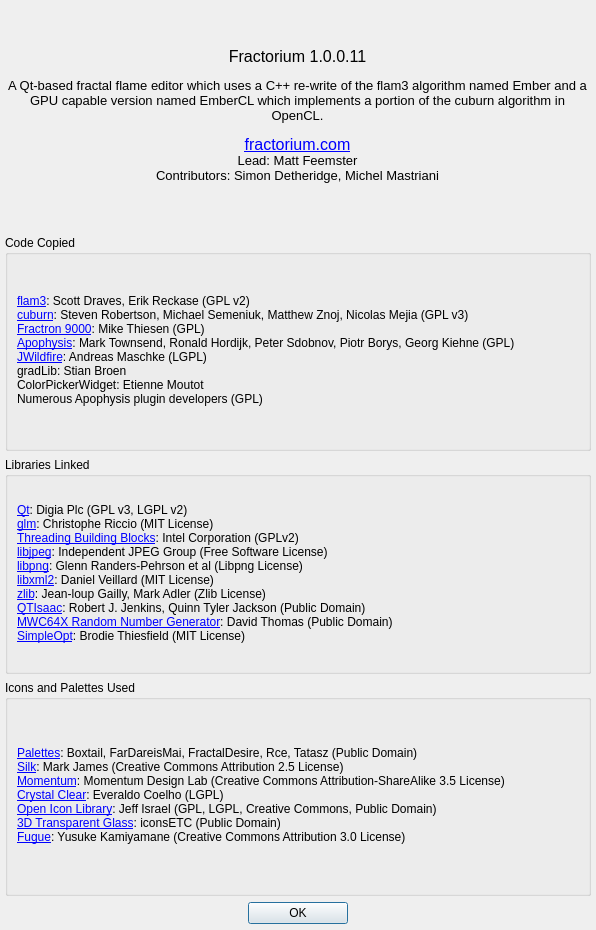
The window that Source/Fractorium/AboutDialog.ui (typpos/fractorium) describes before a commit, drawn with Qt 5.
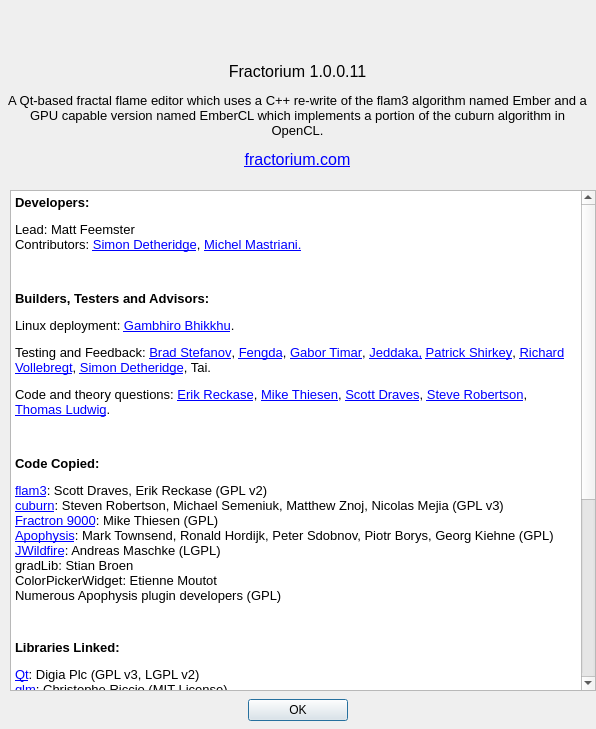
The same window after the commit.

Commit message:
--User changes  -New look for the About dialog, it was growing too large before. More work to be done on it in a follow up commit.
--Bug fixes
 -Fix build with new glm, no longer uses type_int.hpp.

```diff
--- a/Source/Fractorium/AboutDialog.ui
+++ b/Source/Fractorium/AboutDialog.ui
@@ -7,7 +7,7 @@
     <x>0</x>
     <y>0</y>
     <width>596</width>
-    <height>930</height>
+    <height>729</height>
    </rect>
   </property>
   <property name="sizePolicy">
@@ -58,7 +58,7 @@
     <enum>QFrame::NoFrame</enum>
    </property>
    <property name="text">
-    <string>&lt;html&gt;&lt;head/&gt;&lt;body&gt;&lt;p align=&quot;center&quot;&gt;Fractorium 1.0.0.11&lt;/p&gt;&lt;p align=&quot;center&quot;&gt;&lt;span style=&quot; font-size:10pt;&quot;&gt;A Qt-based fractal flame editor which uses a C++ re-write of the flam3 algorithm named Ember and a GPU capable version named EmberCL which implements a portion of the cuburn algorithm in OpenCL.&lt;/span&gt;&lt;/p&gt;&lt;p align=&quot;center&quot;&gt;&lt;a href=&quot;http://fractorium.com&quot;&gt;&lt;span style=&quot; text-decoration: underline; color:#0000ff;&quot;&gt;fractorium.com&lt;/span&gt;&lt;/a&gt;&lt;span style=&quot; font-size:10pt;&quot;&gt;&lt;br/&gt;Lead: Matt Feemster&lt;br/&gt;Contributors: Simon Detheridge, Michel Mastriani&lt;/span&gt;&lt;/p&gt;&lt;/body&gt;&lt;/html&gt;</string>
+    <string>&lt;html&gt;&lt;head/&gt;&lt;body&gt;&lt;p align=&quot;center&quot;&gt;Fractorium 1.0.0.11&lt;/p&gt;&lt;p align=&quot;center&quot;&gt;&lt;span style=&quot; font-size:10pt;&quot;&gt;A Qt-based fractal flame editor which uses a C++ re-write of the flam3 algorithm named Ember and a GPU capable version named EmberCL which implements a portion of the cuburn algorithm in OpenCL.&lt;/span&gt;&lt;/p&gt;&lt;p align=&quot;center&quot;&gt;&lt;a href=&quot;http://fractorium.com&quot;&gt;&lt;span style=&quot; text-decoration: underline; color:#0000ff;&quot;&gt;fractorium.com&lt;/span&gt;&lt;/a&gt;&lt;/p&gt;&lt;/body&gt;&lt;/html&gt;</string>
    </property>
    <property name="textFormat">
     <enum>Qt::RichText</enum>
@@ -85,170 +85,43 @@
   <widget class="QWidget" name="verticalLayoutWidget">
    <property name="geometry">
     <rect>
-     <x>5</x>
-     <y>235</y>
+     <x>10</x>
+     <y>190</y>
      <width>586</width>
-     <height>661</height>
+     <height>501</height>
     </rect>
    </property>
    <layout class="QVBoxLayout" name="AboutVerticalLayout">
     <item>
-     <widget class="QGroupBox" name="CodeCopiedGroupBox">
-      <property name="sizePolicy">
-       <sizepolicy hsizetype="Preferred" vsizetype="MinimumExpanding">
-        <horstretch>0</horstretch>
-        <verstretch>0</verstretch>
-       </sizepolicy>
+     <widget class="QTextEdit" name="CreditsTextBox">
+      <property name="tabChangesFocus">
+       <bool>true</bool>
       </property>
-      <property name="minimumSize">
-       <size>
-        <width>0</width>
-        <height>0</height>
-       </size>
+      <property name="readOnly">
+       <bool>true</bool>
       </property>
-      <property name="title">
-       <string>Code Copied</string>
+      <property name="html">
+       <string>&lt;!DOCTYPE HTML PUBLIC &quot;-//W3C//DTD HTML 4.0//EN&quot; &quot;http://www.w3.org/TR/REC-html40/strict.dtd&quot;&gt;
+&lt;html&gt;&lt;head&gt;&lt;meta name=&quot;qrichtext&quot; content=&quot;1&quot; /&gt;&lt;style type=&quot;text/css&quot;&gt;
+p, li { white-space: pre-wrap; }
+&lt;/style&gt;&lt;/head&gt;&lt;body style=&quot; font-family:'MS Shell Dlg 2'; font-size:7.875pt; font-weight:400; font-style:normal;&quot;&gt;
+&lt;p style=&quot; margin-top:12px; margin-bottom:12px; margin-left:0px; margin-right:0px; -qt-block-indent:0; text-indent:0px;&quot;&gt;&lt;span style=&quot; font-size:10pt; font-weight:600;&quot;&gt;Developers:&lt;/span&gt;&lt;/p&gt;
+&lt;p style=&quot; margin-top:12px; margin-bottom:12px; margin-left:0px; margin-right:0px; -qt-block-indent:0; text-indent:0px;&quot;&gt;&lt;span style=&quot; font-size:10pt;&quot;&gt;Lead: Matt Feemster&lt;br /&gt;Contributors: &lt;/span&gt;&lt;a href=&quot;http://blog.highlyillogical.org/&quot;&gt;&lt;span style=&quot; font-size:10pt; text-decoration: underline; color:#0000ff;&quot;&gt;Simon Detheridge&lt;/span&gt;&lt;/a&gt;&lt;span style=&quot; font-size:10pt;&quot;&gt;, &lt;/span&gt;&lt;a href=&quot;https://www.deviantart.com/triptychaos&quot;&gt;&lt;span style=&quot; font-size:10pt; text-decoration: underline; color:#0000ff;&quot;&gt;Michel Mastriani.&lt;/span&gt;&lt;/a&gt;&lt;/p&gt;
+&lt;p style=&quot;-qt-paragraph-type:empty; margin-top:12px; margin-bottom:12px; margin-left:0px; margin-right:0px; -qt-block-indent:0; text-indent:0px; font-size:10pt;&quot;&gt;&lt;br /&gt;&lt;/p&gt;
+&lt;p style=&quot; margin-top:12px; margin-bottom:12px; margin-left:0px; margin-right:0px; -qt-block-indent:0; text-indent:0px;&quot;&gt;&lt;span style=&quot; font-size:10pt; font-weight:600;&quot;&gt;Builders, Testers and Advisors:&lt;/span&gt;&lt;/p&gt;
+&lt;p style=&quot; margin-top:12px; margin-bottom:12px; margin-left:0px; margin-right:0px; -qt-block-indent:0; text-indent:0px;&quot;&gt;&lt;span style=&quot; font-size:10pt;&quot;&gt;Linux deployment: &lt;/span&gt;&lt;a href=&quot;https://launchpad.net/~fractorium&quot;&gt;&lt;span style=&quot; font-size:10pt; text-decoration: underline; color:#0000ff;&quot;&gt;Gambhiro Bhikkhu&lt;/span&gt;&lt;/a&gt;&lt;span style=&quot; font-size:10pt;&quot;&gt;.&lt;/span&gt;&lt;/p&gt;
+&lt;p style=&quot; margin-top:12px; margin-bottom:12px; margin-left:0px; margin-right:0px; -qt-block-indent:0; text-indent:0px;&quot;&gt;&lt;span style=&quot; font-size:10pt;&quot;&gt;Testing and Feedback: &lt;/span&gt;&lt;a href=&quot;http://snicker02.deviantart.com/&quot;&gt;&lt;span style=&quot; font-size:10pt; text-decoration: underline; color:#0000ff;&quot;&gt;Brad Stefanov&lt;/span&gt;&lt;/a&gt;&lt;span style=&quot; font-size:10pt;&quot;&gt;, &lt;/span&gt;&lt;a href=&quot;http://www.fxysw.com/&quot;&gt;&lt;span style=&quot; font-size:10pt; text-decoration: underline; color:#0000ff;&quot;&gt;Fengda&lt;/span&gt;&lt;/a&gt;&lt;span style=&quot; font-size:10pt;&quot;&gt;, &lt;/span&gt;&lt;a href=&quot;http://b33rheart.deviantart.com/&quot;&gt;&lt;span style=&quot; font-size:10pt; text-decoration: underline; color:#0000ff;&quot;&gt;Gabor Timar&lt;/span&gt;&lt;/a&gt;&lt;span style=&quot; font-size:10pt;&quot;&gt;, &lt;/span&gt;&lt;a href=&quot;https://www.deviantart.com/jeddaka&quot;&gt;&lt;span style=&quot; font-size:10pt; text-decoration: underline; color:#0000ff;&quot;&gt;Jeddaka,&lt;/span&gt;&lt;/a&gt;&lt;span style=&quot; font-size:10pt;&quot;&gt; &lt;/span&gt;&lt;a href=&quot;http://boosthardware.com/&quot;&gt;&lt;span style=&quot; font-size:10pt; text-decoration: underline; color:#0000ff;&quot;&gt;Patrick Shirkey&lt;/span&gt;&lt;/a&gt;&lt;span style=&quot; font-size:10pt;&quot;&gt;, &lt;/span&gt;&lt;a href=&quot;http://nightmaretf.deviantart.com/&quot;&gt;&lt;span style=&quot; font-size:10pt; text-decoration: underline; color:#0000ff;&quot;&gt;Richard Vollebregt&lt;/span&gt;&lt;/a&gt;&lt;span style=&quot; font-size:10pt;&quot;&gt;, &lt;/span&gt;&lt;a href=&quot;http://blog.highlyillogical.org/&quot;&gt;&lt;span style=&quot; font-size:10pt; text-decoration: underline; color:#0000ff;&quot;&gt;Simon Detheridge&lt;/span&gt;&lt;/a&gt;&lt;span style=&quot; font-size:10pt;&quot;&gt;, Tai.&lt;/span&gt;&lt;/p&gt;
+&lt;p style=&quot; margin-top:12px; margin-bottom:12px; margin-left:0px; margin-right:0px; -qt-block-indent:0; text-indent:0px;&quot;&gt;&lt;span style=&quot; font-size:10pt;&quot;&gt;Code and theory questions: &lt;/span&gt;&lt;a href=&quot;https://github.com/scottdraves/flam3&quot;&gt;&lt;span style=&quot; font-size:10pt; text-decoration: underline; color:#0000ff;&quot;&gt;Erik Reckase&lt;/span&gt;&lt;/a&gt;&lt;span style=&quot; font-size:10pt;&quot;&gt;, &lt;/span&gt;&lt;a href=&quot;http://fractron9000.sourceforge.net/&quot;&gt;&lt;span style=&quot; font-size:10pt; text-decoration: underline; color:#0000ff;&quot;&gt;Mike Thiesen&lt;/span&gt;&lt;/a&gt;&lt;span style=&quot; font-size:10pt;&quot;&gt;, &lt;/span&gt;&lt;a href=&quot;https://github.com/scottdraves/flam3&quot;&gt;&lt;span style=&quot; font-size:10pt; text-decoration: underline; color:#0000ff;&quot;&gt;Scott Draves&lt;/span&gt;&lt;/a&gt;&lt;span style=&quot; font-size:10pt;&quot;&gt;, &lt;/span&gt;&lt;a href=&quot;https://github.com/stevenrobertson/cuburn&quot;&gt;&lt;span style=&quot; font-size:10pt; text-decoration: underline; color:#0000ff;&quot;&gt;Steve Robertson&lt;/span&gt;&lt;/a&gt;&lt;span style=&quot; font-size:10pt;&quot;&gt;, &lt;/span&gt;&lt;a href=&quot;http://www.chaoticafractals.com/&quot;&gt;&lt;span style=&quot; font-size:10pt; text-decoration: underline; color:#0000ff;&quot;&gt;Thomas Ludwig&lt;/span&gt;&lt;/a&gt;&lt;span style=&quot; font-size:10pt;&quot;&gt;.&lt;/span&gt;&lt;/p&gt;
+&lt;p style=&quot;-qt-paragraph-type:empty; margin-top:12px; margin-bottom:12px; margin-left:0px; margin-right:0px; -qt-block-indent:0; text-indent:0px; font-size:10pt; font-weight:600;&quot;&gt;&lt;br /&gt;&lt;/p&gt;
+&lt;p style=&quot; margin-top:12px; margin-bottom:12px; margin-left:0px; margin-right:0px; -qt-block-indent:0; text-indent:0px;&quot;&gt;&lt;span style=&quot; font-size:10pt; font-weight:600;&quot;&gt;Code Copied:&lt;/span&gt;&lt;/p&gt;
+&lt;p style=&quot; margin-top:12px; margin-bottom:12px; margin-left:0px; margin-right:0px; -qt-block-indent:0; text-indent:0px;&quot;&gt;&lt;a href=&quot;https://github.com/scottdraves/flam3&quot;&gt;&lt;span style=&quot; font-size:10pt; text-decoration: underline; color:#0000ff;&quot;&gt;flam3&lt;/span&gt;&lt;/a&gt;&lt;span style=&quot; font-size:10pt;&quot;&gt;: Scott Draves, Erik Reckase (GPL v2)&lt;br /&gt;&lt;/span&gt;&lt;a href=&quot;http://github.com/stevenrobertson/cuburn&quot;&gt;&lt;span style=&quot; font-size:10pt; text-decoration: underline; color:#0000ff;&quot;&gt;cuburn&lt;/span&gt;&lt;/a&gt;&lt;span style=&quot; font-size:10pt;&quot;&gt;: Steven Robertson, Michael Semeniuk, Matthew Znoj, Nicolas Mejia (GPL v3)&lt;br /&gt;&lt;/span&gt;&lt;a href=&quot;http://fractron9000.sourceforge.net&quot;&gt;&lt;span style=&quot; font-size:10pt; text-decoration: underline; color:#0000ff;&quot;&gt;Fractron 9000&lt;/span&gt;&lt;/a&gt;&lt;span style=&quot; font-size:10pt;&quot;&gt;: Mike Thiesen (GPL)&lt;br /&gt;&lt;/span&gt;&lt;a href=&quot;http://sourceforge.net/projects/apophysis7x&quot;&gt;&lt;span style=&quot; font-size:10pt; text-decoration: underline; color:#0000ff;&quot;&gt;Apophysis&lt;/span&gt;&lt;/a&gt;&lt;span style=&quot; font-size:10pt;&quot;&gt;: Mark Townsend, Ronald Hordijk, Peter Sdobnov, Piotr Borys, Georg Kiehne (GPL)&lt;br /&gt;&lt;/span&gt;&lt;a href=&quot;http://jwildfire.org/&quot;&gt;&lt;span style=&quot; font-size:10pt; text-decoration: underline; color:#0000ff;&quot;&gt;JWildfire&lt;/span&gt;&lt;/a&gt;&lt;span style=&quot; font-size:10pt;&quot;&gt;: Andreas Maschke (LGPL)&lt;br /&gt;gradLib: Stian Broen&lt;br /&gt;ColorPickerWidget: Etienne Moutot&lt;br /&gt;Numerous Apophysis plugin developers (GPL)&lt;/span&gt;&lt;/p&gt;
+&lt;p style=&quot;-qt-paragraph-type:empty; margin-top:12px; margin-bottom:12px; margin-left:0px; margin-right:0px; -qt-block-indent:0; text-indent:0px;&quot;&gt;&lt;br /&gt;&lt;/p&gt;
+&lt;p style=&quot; margin-top:12px; margin-bottom:12px; margin-left:0px; margin-right:0px; -qt-block-indent:0; text-indent:0px;&quot;&gt;&lt;span style=&quot; font-size:10pt; font-weight:600;&quot;&gt;Libraries Linked:&lt;/span&gt;&lt;/p&gt;
+&lt;p style=&quot; margin-top:12px; margin-bottom:12px; margin-left:0px; margin-right:0px; -qt-block-indent:0; text-indent:0px;&quot;&gt;&lt;a href=&quot;http://www.qt.io/developers/&quot;&gt;&lt;span style=&quot; font-size:10pt; text-decoration: underline; color:#0000ff;&quot;&gt;Qt&lt;/span&gt;&lt;/a&gt;&lt;span style=&quot; font-size:10pt;&quot;&gt;: Digia Plc (GPL v3, LGPL v2)&lt;br /&gt;&lt;/span&gt;&lt;a href=&quot;http://g-truc.net&quot;&gt;&lt;span style=&quot; font-size:10pt; text-decoration: underline; color:#0000ff;&quot;&gt;glm&lt;/span&gt;&lt;/a&gt;&lt;span style=&quot; font-size:10pt;&quot;&gt;: Christophe Riccio (MIT License)&lt;br /&gt;&lt;/span&gt;&lt;a href=&quot;http://threadingbuildingblocks.org&quot;&gt;&lt;span style=&quot; font-size:10pt; text-decoration: underline; color:#0000ff;&quot;&gt;Threading Building Blocks&lt;/span&gt;&lt;/a&gt;&lt;span style=&quot; font-size:10pt;&quot;&gt;: Intel Corporation (GPLv2)&lt;br /&gt;&lt;/span&gt;&lt;a href=&quot;http://libjpeg.sourceforge.net&quot;&gt;&lt;span style=&quot; font-size:10pt; text-decoration: underline; color:#0000ff;&quot;&gt;libjpeg&lt;/span&gt;&lt;/a&gt;&lt;span style=&quot; font-size:10pt;&quot;&gt;: Independent JPEG Group (Free Software License)&lt;br /&gt;&lt;/span&gt;&lt;a href=&quot;http://libpng.org&quot;&gt;&lt;span style=&quot; font-size:10pt; text-decoration: underline; color:#0000ff;&quot;&gt;libpng&lt;/span&gt;&lt;/a&gt;&lt;span style=&quot; font-size:10pt;&quot;&gt;: Glenn Randers-Pehrson et al (Libpng License)&lt;br /&gt;&lt;/span&gt;&lt;a href=&quot;http://xmlsoft.org&quot;&gt;&lt;span style=&quot; font-size:10pt; text-decoration: underline; color:#0000ff;&quot;&gt;libxml2&lt;/span&gt;&lt;/a&gt;&lt;span style=&quot; font-size:10pt;&quot;&gt;: Daniel Veillard (MIT License)&lt;br /&gt;&lt;/span&gt;&lt;a href=&quot;http://zlib.net&quot;&gt;&lt;span style=&quot; font-size:10pt; text-decoration: underline; color:#0000ff;&quot;&gt;zlib&lt;/span&gt;&lt;/a&gt;&lt;span style=&quot; font-size:10pt;&quot;&gt;: Jean-loup Gailly, Mark Adler (Zlib License)&lt;br /&gt;&lt;/span&gt;&lt;a href=&quot;http://burtleburtle.net/bob/cplus/isaac.hpp&quot;&gt;&lt;span style=&quot; font-size:10pt; text-decoration: underline; color:#0000ff;&quot;&gt;QTIsaac&lt;/span&gt;&lt;/a&gt;&lt;span style=&quot; font-size:10pt;&quot;&gt;: Robert J. Jenkins, Quinn Tyler Jackson (Public Domain)&lt;br /&gt;&lt;/span&gt;&lt;a href=&quot;http://cas.ee.ic.ac.uk/people/dt10/research/rngs-gpu-mwc64x.html&quot;&gt;&lt;span style=&quot; font-size:10pt; text-decoration: underline; color:#0000ff;&quot;&gt;MWC64X Random Number Generator&lt;/span&gt;&lt;/a&gt;&lt;span style=&quot; font-size:10pt;&quot;&gt;: David Thomas (Public Domain)&lt;br /&gt;&lt;/span&gt;&lt;a href=&quot;https://github.com/brofield/simpleopt&quot;&gt;&lt;span style=&quot; font-size:10pt; text-decoration: underline; color:#0000ff;&quot;&gt;SimpleOpt&lt;/span&gt;&lt;/a&gt;&lt;span style=&quot; font-size:10pt;&quot;&gt;: Brodie Thiesfield (MIT License)&lt;/span&gt;&lt;/p&gt;
+&lt;p style=&quot;-qt-paragraph-type:empty; margin-top:12px; margin-bottom:12px; margin-left:0px; margin-right:0px; -qt-block-indent:0; text-indent:0px; font-size:8pt;&quot;&gt;&lt;br /&gt;&lt;/p&gt;
+&lt;p style=&quot; margin-top:12px; margin-bottom:12px; margin-left:0px; margin-right:0px; -qt-block-indent:0; text-indent:0px;&quot;&gt;&lt;span style=&quot; font-size:10pt; font-weight:600;&quot;&gt;Icons and Palettes Used:&lt;/span&gt;&lt;/p&gt;
+&lt;p style=&quot; margin-top:12px; margin-bottom:12px; margin-left:0px; margin-right:0px; -qt-block-indent:0; text-indent:0px;&quot;&gt;&lt;span style=&quot; font-size:10pt; text-decoration: underline; color:#0000ff;&quot;&gt;Palettes&lt;/span&gt;&lt;span style=&quot; font-size:10pt;&quot;&gt;: Boxtail, FarDareisMai, FractalDesire, Rce, Tatasz (Public Domain)&lt;br /&gt;&lt;/span&gt;&lt;a href=&quot;http://famfamfam.com&quot;&gt;&lt;span style=&quot; font-size:10pt; text-decoration: underline; color:#0000ff;&quot;&gt;Silk&lt;/span&gt;&lt;/a&gt;&lt;span style=&quot; font-size:10pt;&quot;&gt;: Mark James (Creative Commons Attribution 2.5 License)&lt;br /&gt;&lt;/span&gt;&lt;a href=&quot;http://momentumdesignlab.com&quot;&gt;&lt;span style=&quot; font-size:10pt; text-decoration: underline; color:#0000ff;&quot;&gt;Momentum&lt;/span&gt;&lt;/a&gt;&lt;span style=&quot; font-size:10pt;&quot;&gt;: Momentum Design Lab (Creative Commons Attribution-ShareAlike 3.5 License)&lt;br /&gt;&lt;/span&gt;&lt;a href=&quot;http://everaldo.com&quot;&gt;&lt;span style=&quot; font-size:10pt; text-decoration: underline; color:#0000ff;&quot;&gt;Crystal Clear&lt;/span&gt;&lt;/a&gt;&lt;span style=&quot; font-size:10pt;&quot;&gt;: Everaldo Coelho (LGPL)&lt;br /&gt;&lt;/span&gt;&lt;a href=&quot;http://openiconlibrary.sourceforge.net&quot;&gt;&lt;span style=&quot; font-size:10pt; text-decoration: underline; color:#0000ff;&quot;&gt;Open Icon Library&lt;/span&gt;&lt;/a&gt;&lt;span style=&quot; font-size:10pt;&quot;&gt;: Jeff Israel (GPL, LGPL, Creative Commons, Public Domain)&lt;br /&gt;&lt;/span&gt;&lt;a href=&quot;http://icons.mysitemyway.com/category/3d-transparent-glass-icons/&quot;&gt;&lt;span style=&quot; font-size:10pt; text-decoration: underline; color:#0000ff;&quot;&gt;3D Transparent Glass&lt;/span&gt;&lt;/a&gt;&lt;span style=&quot; font-size:10pt;&quot;&gt;: iconsETC (Public Domain)&lt;br /&gt;&lt;/span&gt;&lt;a href=&quot;http://p.yusukekamiyamane.com&quot;&gt;&lt;span style=&quot; font-size:10pt; text-decoration: underline; color:#0000ff;&quot;&gt;Fugue&lt;/span&gt;&lt;/a&gt;&lt;span style=&quot; font-size:10pt;&quot;&gt;: Yusuke Kamiyamane (Creative Commons Attribution 3.0 License)&lt;/span&gt;&lt;/p&gt;&lt;/body&gt;&lt;/html&gt;</string>
       </property>
-      <layout class="QVBoxLayout" name="verticalLayout">
-       <property name="topMargin">
-        <number>4</number>
-       </property>
-       <property name="bottomMargin">
-        <number>6</number>
-       </property>
-       <item>
-        <widget class="QLabel" name="CodeCopiedLabel">
-         <property name="sizePolicy">
-          <sizepolicy hsizetype="Preferred" vsizetype="MinimumExpanding">
-           <horstretch>0</horstretch>
-           <verstretch>0</verstretch>
-          </sizepolicy>
-         </property>
-         <property name="frameShape">
-          <enum>QFrame::NoFrame</enum>
-         </property>
-         <property name="text">
-          <string>&lt;html&gt;&lt;head/&gt;&lt;body&gt;&lt;p&gt;&lt;a href=&quot;https://github.com/scottdraves/flam3&quot;&gt;&lt;span style=&quot; text-decoration: underline; color:#0000ff;&quot;&gt;flam3&lt;/span&gt;&lt;/a&gt;: Scott Draves, Erik Reckase (GPL v2)&lt;br/&gt;&lt;a href=&quot;http://github.com/stevenrobertson/cuburn&quot;&gt;&lt;span style=&quot; text-decoration: underline; color:#0000ff;&quot;&gt;cuburn&lt;/span&gt;&lt;/a&gt;: Steven Robertson, Michael Semeniuk, Matthew Znoj, Nicolas Mejia (GPL v3)&lt;br/&gt;&lt;a href=&quot;http://fractron9000.sourceforge.net&quot;&gt;&lt;span style=&quot; text-decoration: underline; color:#0000ff;&quot;&gt;Fractron 9000&lt;/span&gt;&lt;/a&gt;: Mike Thiesen (GPL)&lt;br/&gt;&lt;a href=&quot;http://sourceforge.net/projects/apophysis7x&quot;&gt;&lt;span style=&quot; text-decoration: underline; color:#0000ff;&quot;&gt;Apophysis&lt;/span&gt;&lt;/a&gt;: Mark Townsend, Ronald Hordijk, Peter Sdobnov, Piotr Borys, Georg Kiehne (GPL)&lt;br/&gt;&lt;a href=&quot;http://jwildfire.org/&quot;&gt;&lt;span style=&quot; text-decoration: underline; color:#0000ff;&quot;&gt;JWildfire&lt;/span&gt;&lt;/a&gt;: Andreas Maschke (LGPL)&lt;br/&gt;gradLib: Stian Broen&lt;br/&gt;ColorPickerWidget: Etienne Moutot&lt;br/&gt;Numerous Apophysis plugin developers (GPL)&lt;/p&gt;&lt;/body&gt;&lt;/html&gt;</string>
-         </property>
-         <property name="textFormat">
-          <enum>Qt::RichText</enum>
-         </property>
-         <property name="margin">
-          <number>1</number>
-         </property>
-         <property name="openExternalLinks">
-          <bool>true</bool>
-         </property>
-         <property name="textInteractionFlags">
-          <set>Qt::LinksAccessibleByKeyboard|Qt::LinksAccessibleByMouse|Qt::TextBrowserInteraction|Qt::TextSelectableByKeyboard|Qt::TextSelectableByMouse</set>
-         </property>
-        </widget>
-       </item>
-      </layout>
-     </widget>
-    </item>
-    <item>
-     <widget class="QGroupBox" name="LibrariesLinkedGroupBox">
-      <property name="sizePolicy">
-       <sizepolicy hsizetype="Preferred" vsizetype="MinimumExpanding">
-        <horstretch>0</horstretch>
-        <verstretch>0</verstretch>
-       </sizepolicy>
-      </property>
-      <property name="minimumSize">
-       <size>
-        <width>0</width>
-        <height>0</height>
-       </size>
-      </property>
-      <property name="title">
-       <string>Libraries Linked</string>
-      </property>
-      <layout class="QVBoxLayout" name="verticalLayout_2">
-       <property name="topMargin">
-        <number>4</number>
-       </property>
-       <property name="bottomMargin">
-        <number>6</number>
-       </property>
-       <item>
-        <widget class="QLabel" name="LibrariesLinkedLabel">
-         <property name="sizePolicy">
-          <sizepolicy hsizetype="Preferred" vsizetype="MinimumExpanding">
-           <horstretch>0</horstretch>
-           <verstretch>0</verstretch>
-          </sizepolicy>
-         </property>
-         <property name="frameShape">
-          <enum>QFrame::NoFrame</enum>
-         </property>
-         <property name="text">
-          <string>&lt;html&gt;&lt;head/&gt;&lt;body&gt;&lt;p&gt;&lt;a href=&quot;http://www.qt.io/developers/&quot;&gt;&lt;span style=&quot; text-decoration: underline; color:#0000ff;&quot;&gt;Qt&lt;/span&gt;&lt;/a&gt;: Digia Plc (GPL v3, LGPL v2)&lt;br/&gt;&lt;a href=&quot;http://g-truc.net&quot;&gt;&lt;span style=&quot; text-decoration: underline; color:#0000ff;&quot;&gt;glm&lt;/span&gt;&lt;/a&gt;: Christophe Riccio (MIT License)&lt;br/&gt;&lt;a href=&quot;http://threadingbuildingblocks.org&quot;&gt;&lt;span style=&quot; text-decoration: underline; color:#0000ff;&quot;&gt;Threading Building Blocks&lt;/span&gt;&lt;/a&gt;: Intel Corporation (GPLv2)&lt;br/&gt;&lt;a href=&quot;http://libjpeg.sourceforge.net&quot;&gt;&lt;span style=&quot; text-decoration: underline; color:#0000ff;&quot;&gt;libjpeg&lt;/span&gt;&lt;/a&gt;: Independent JPEG Group (Free Software License)&lt;br/&gt;&lt;a href=&quot;http://libpng.org&quot;&gt;&lt;span style=&quot; text-decoration: underline; color:#0000ff;&quot;&gt;libpng&lt;/span&gt;&lt;/a&gt;: Glenn Randers-Pehrson et al (Libpng License)&lt;br/&gt;&lt;a href=&quot;http://xmlsoft.org&quot;&gt;&lt;span style=&quot; text-decoration: underline; color:#0000ff;&quot;&gt;libxml2&lt;/span&gt;&lt;/a&gt;: Daniel Veillard (MIT License)&lt;br/&gt;&lt;a href=&quot;http://zlib.net&quot;&gt;&lt;span style=&quot; text-decoration: underline; color:#0000ff;&quot;&gt;zlib&lt;/span&gt;&lt;/a&gt;: Jean-loup Gailly, Mark Adler (Zlib License)&lt;br/&gt;&lt;a href=&quot;http://burtleburtle.net/bob/cplus/isaac.hpp&quot;&gt;&lt;span style=&quot; text-decoration: underline; color:#0000ff;&quot;&gt;QTIsaac&lt;/span&gt;&lt;/a&gt;: Robert J. Jenkins, Quinn Tyler Jackson (Public Domain)&lt;br/&gt;&lt;a href=&quot;http://cas.ee.ic.ac.uk/people/dt10/research/rngs-gpu-mwc64x.html&quot;&gt;&lt;span style=&quot; text-decoration: underline; color:#0000ff;&quot;&gt;MWC64X Random Number Generator&lt;/span&gt;&lt;/a&gt;: David Thomas (Public Domain)&lt;br/&gt;&lt;a href=&quot;https://github.com/brofield/simpleopt&quot;&gt;&lt;span style=&quot; text-decoration: underline; color:#0000ff;&quot;&gt;SimpleOpt&lt;/span&gt;&lt;/a&gt;: Brodie Thiesfield (MIT License)&lt;/p&gt;&lt;/body&gt;&lt;/html&gt;</string>
-         </property>
-         <property name="textFormat">
-          <enum>Qt::RichText</enum>
-         </property>
-         <property name="margin">
-          <number>1</number>
-         </property>
-         <property name="openExternalLinks">
-          <bool>true</bool>
-         </property>
-         <property name="textInteractionFlags">
-          <set>Qt::LinksAccessibleByKeyboard|Qt::LinksAccessibleByMouse|Qt::TextBrowserInteraction|Qt::TextSelectableByKeyboard|Qt::TextSelectableByMouse</set>
-         </property>
-        </widget>
-       </item>
-      </layout>
-     </widget>
-    </item>
-    <item>
-     <widget class="QGroupBox" name="IconsUsedGroupBox">
-      <property name="sizePolicy">
-       <sizepolicy hsizetype="Preferred" vsizetype="MinimumExpanding">
-        <horstretch>0</horstretch>
-        <verstretch>0</verstretch>
-       </sizepolicy>
-      </property>
-      <property name="title">
-       <string>Icons and Palettes Used</string>
-      </property>
-      <layout class="QVBoxLayout" name="verticalLayout_3">
-       <property name="topMargin">
-        <number>4</number>
-       </property>
-       <property name="bottomMargin">
-        <number>6</number>
-       </property>
-       <item>
-        <widget class="QLabel" name="IconsUsedLabel">
-         <property name="sizePolicy">
-          <sizepolicy hsizetype="Preferred" vsizetype="MinimumExpanding">
-           <horstretch>0</horstretch>
-           <verstretch>0</verstretch>
-          </sizepolicy>
-         </property>
-         <property name="frameShape">
-          <enum>QFrame::NoFrame</enum>
-         </property>
-         <property name="text">
-          <string>&lt;html&gt;&lt;head/&gt;&lt;body&gt;&lt;p&gt;&lt;span style=&quot; text-decoration: underline; color:#0000ff;&quot;&gt;Palettes&lt;/span&gt;: Boxtail, FarDareisMai, FractalDesire, Rce, Tatasz (Public Domain)&lt;br/&gt;&lt;a href=&quot;http://famfamfam.com&quot;&gt;&lt;span style=&quot; text-decoration: underline; color:#0000ff;&quot;&gt;Silk&lt;/span&gt;&lt;/a&gt;: Mark James (Creative Commons Attribution 2.5 License)&lt;br/&gt;&lt;a href=&quot;http://momentumdesignlab.com&quot;&gt;&lt;span style=&quot; text-decoration: underline; color:#0000ff;&quot;&gt;Momentum&lt;/span&gt;&lt;/a&gt;: Momentum Design Lab (Creative Commons Attribution-ShareAlike 3.5 License)&lt;br/&gt;&lt;a href=&quot;http://everaldo.com&quot;&gt;&lt;span style=&quot; text-decoration: underline; color:#0000ff;&quot;&gt;Crystal Clear&lt;/span&gt;&lt;/a&gt;: Everaldo Coelho (LGPL)&lt;br/&gt;&lt;a href=&quot;http://openiconlibrary.sourceforge.net&quot;&gt;&lt;span style=&quot; text-decoration: underline; color:#0000ff;&quot;&gt;Open Icon Library&lt;/span&gt;&lt;/a&gt;: Jeff Israel (GPL, LGPL, Creative Commons, Public Domain)&lt;br/&gt;&lt;a href=&quot;http://icons.mysitemyway.com/category/3d-transparent-glass-icons/&quot;&gt;&lt;span style=&quot; text-decoration: underline; color:#0000ff;&quot;&gt;3D Transparent Glass&lt;/span&gt;&lt;/a&gt;: iconsETC (Public Domain)&lt;br/&gt;&lt;a href=&quot;http://p.yusukekamiyamane.com&quot;&gt;&lt;span style=&quot; text-decoration: underline; color:#0000ff;&quot;&gt;Fugue&lt;/span&gt;&lt;/a&gt;: Yusuke Kamiyamane (Creative Commons Attribution 3.0 License)&lt;/p&gt;&lt;/body&gt;&lt;/html&gt;</string>
-         </property>
-         <property name="textFormat">
-          <enum>Qt::RichText</enum>
-         </property>
-         <property name="margin">
-          <number>1</number>
-         </property>
-         <property name="openExternalLinks">
-          <bool>true</bool>
-         </property>
-         <property name="textInteractionFlags">
-          <set>Qt::LinksAccessibleByKeyboard|Qt::LinksAccessibleByMouse|Qt::TextBrowserInteraction|Qt::TextSelectableByKeyboard|Qt::TextSelectableByMouse</set>
-         </property>
-        </widget>
-       </item>
-      </layout>
      </widget>
     </item>
    </layout>
@@ -257,7 +130,7 @@
    <property name="geometry">
     <rect>
      <x>5</x>
-     <y>898</y>
+     <y>695</y>
      <width>586</width>
      <height>30</height>
     </rect>
```
The commit also changes 2 other files.
